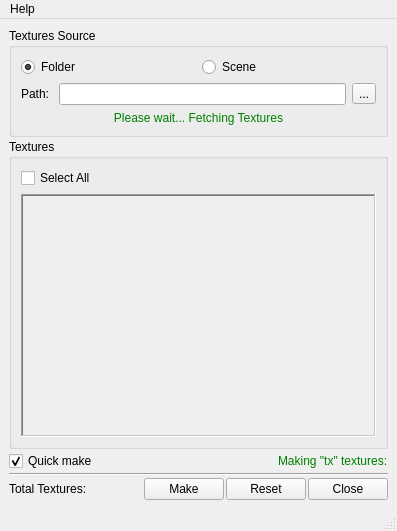
Qt form ui/window.ui (iceanimations/TxMaker) before a commit.
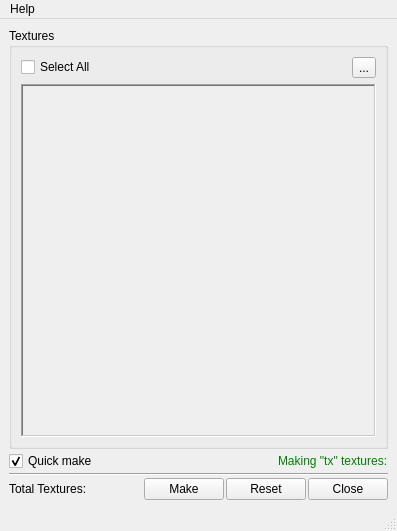
The same form after that commit.

Commit message: multiple folders support added

Diff of the .ui file:
```diff
--- a/ui/window.ui
+++ b/ui/window.ui
@@ -18,85 +18,6 @@
     <property name="spacing">
      <number>2</number>
     </property>
-    <item>
-     <widget class="QGroupBox" name="groupBox_2">
-      <property name="styleSheet">
-       <string notr="true"/>
-      </property>
-      <property name="title">
-       <string>Textures Source</string>
-      </property>
-      <property name="flat">
-       <bool>false</bool>
-      </property>
-      <layout class="QVBoxLayout" name="verticalLayout_4">
-       <item>
-        <layout class="QHBoxLayout" name="horizontalLayout_2">
-         <item>
-          <widget class="QRadioButton" name="folderButton">
-           <property name="toolTip">
-            <string>Load texture files from folder</string>
-           </property>
-           <property name="text">
-            <string>Folder</string>
-           </property>
-           <property name="checked">
-            <bool>true</bool>
-           </property>
-          </widget>
-         </item>
-         <item>
-          <widget class="QRadioButton" name="sceneButton">
-           <property name="toolTip">
-            <string>Load textures from scene file</string>
-           </property>
-           <property name="text">
-            <string>Scene</string>
-           </property>
-          </widget>
-         </item>
-        </layout>
-       </item>
-       <item>
-        <layout class="QHBoxLayout" name="horizontalLayout_3">
-         <item>
-          <widget class="QLabel" name="label_2">
-           <property name="text">
-            <string>Path: </string>
-           </property>
-          </widget>
-         </item>
-         <item>
-          <widget class="QLineEdit" name="pathBox"/>
-         </item>
-         <item>
-          <widget class="QToolButton" name="browseButton">
-           <property name="toolTip">
-            <string>Choose file</string>
-           </property>
-           <property name="text">
-            <string>...</string>
-           </property>
-          </widget>
-         </item>
-        </layout>
-       </item>
-       <item>
-        <widget class="QLabel" name="waitLabel">
-         <property name="styleSheet">
-          <string notr="true">color: green</string>
-         </property>
-         <property name="text">
-          <string>Please wait... Fetching Textures</string>
-         </property>
-         <property name="alignment">
-          <set>Qt::AlignCenter</set>
-         </property>
-        </widget>
-       </item>
-      </layout>
-     </widget>
-    </item>
     <item>
      <widget class="QGroupBox" name="groupBox">
       <property name="title">
@@ -104,14 +25,28 @@
       </property>
       <layout class="QVBoxLayout" name="verticalLayout_2">
        <item>
-        <widget class="QCheckBox" name="selectAllButton">
-         <property name="toolTip">
-          <string>Select all listed textures</string>
-         </property>
-         <property name="text">
-          <string>Select All</string>
-         </property>
-        </widget>
+        <layout class="QHBoxLayout" name="horizontalLayout_3">
+         <item>
+          <widget class="QCheckBox" name="selectAllButton">
+           <property name="toolTip">
+            <string>Select all listed textures</string>
+           </property>
+           <property name="text">
+            <string>Select All</string>
+           </property>
+          </widget>
+         </item>
+         <item>
+          <widget class="QToolButton" name="browseButton">
+           <property name="toolTip">
+            <string>Select files</string>
+           </property>
+           <property name="text">
+            <string>...</string>
+           </property>
+          </widget>
+         </item>
+        </layout>
        </item>
        <item>
         <widget class="QScrollArea" name="scrollArea">
@@ -129,8 +64,8 @@
            <rect>
             <x>0</x>
             <y>0</y>
-            <width>353</width>
-            <height>254</height>
+            <width>355</width>
+            <height>348</height>
            </rect>
           </property>
           <layout class="QVBoxLayout" name="verticalLayout_8">
```
Left out of the diff: 13 changed lines with no effect on the pictures. The commit also changes 6 other files.
